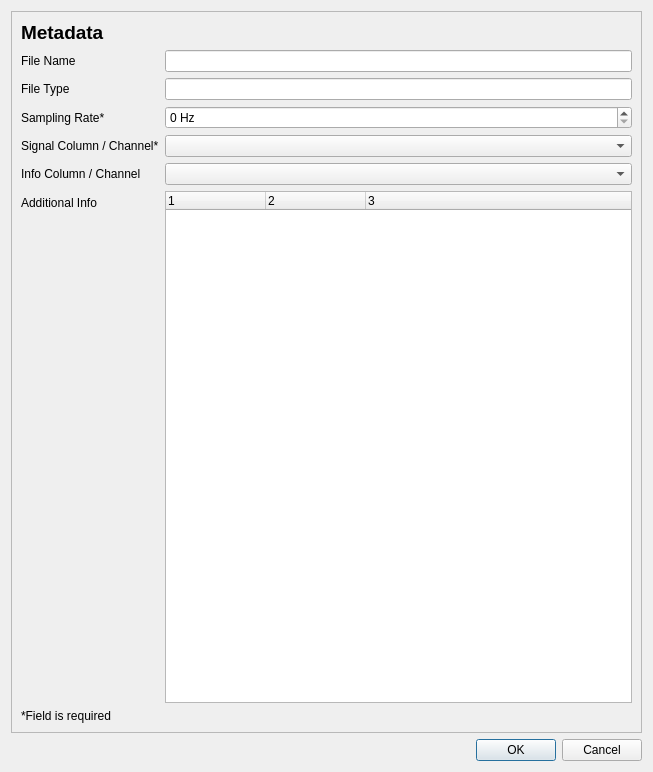
First picture: the form in signal_editor/ui/dialog_metadata.ui, repository fred-kr/signal-editor-v2, before the edit.
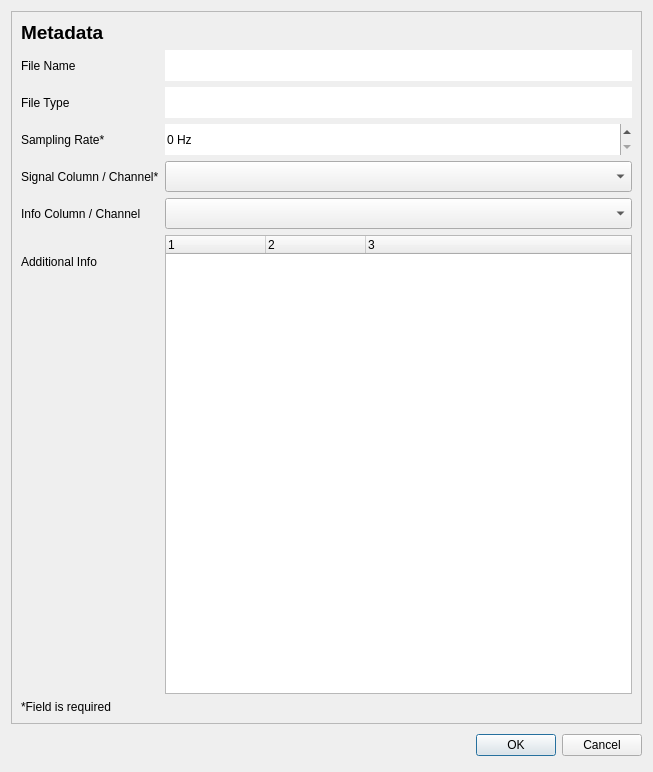
Second picture: the form after the edit. Custom widgets are drawn as their Qt base class.

Patch:
```diff
--- a/signal_editor/ui/dialog_metadata.ui
+++ b/signal_editor/ui/dialog_metadata.ui
@@ -25,7 +25,7 @@
         <x>0</x>
         <y>0</y>
         <width>633</width>
-        <height>722</height>
+        <height>715</height>
        </rect>
       </property>
       <layout class="QVBoxLayout" name="verticalLayout_2">
@@ -42,6 +42,12 @@
           <layout class="QFormLayout" name="formLayout">
            <item row="0" column="0">
             <widget class="QLabel" name="label_2">
+             <property name="minimumSize">
+              <size>
+               <width>0</width>
+               <height>31</height>
+              </size>
+             </property>
              <property name="text">
               <string>File Name</string>
              </property>
@@ -52,6 +58,15 @@
            </item>
            <item row="0" column="1">
             <widget class="QLineEdit" name="line_edit_file_name">
+             <property name="minimumSize">
+              <size>
+               <width>0</width>
+               <height>31</height>
+              </size>
+             </property>
+             <property name="frame">
+              <bool>false</bool>
+             </property>
              <property name="readOnly">
               <bool>true</bool>
              </property>
@@ -59,6 +74,12 @@
            </item>
            <item row="1" column="0">
             <widget class="QLabel" name="label_4">
+             <property name="minimumSize">
+              <size>
+               <width>0</width>
+               <height>31</height>
+              </size>
+             </property>
              <property name="text">
               <string>File Type</string>
              </property>
@@ -69,6 +90,15 @@
            </item>
            <item row="1" column="1">
             <widget class="QLineEdit" name="line_edit_file_type">
+             <property name="minimumSize">
+              <size>
+               <width>0</width>
+               <height>31</height>
+              </size>
+             </property>
+             <property name="frame">
+              <bool>false</bool>
+             </property>
              <property name="readOnly">
               <bool>true</bool>
              </property>
@@ -76,6 +106,12 @@
            </item>
            <item row="2" column="0">
             <widget class="QLabel" name="label_3">
+             <property name="minimumSize">
+              <size>
+               <width>0</width>
+               <height>31</height>
+              </size>
+             </property>
              <property name="text">
               <string>Sampling Rate*</string>
              </property>
@@ -86,6 +122,15 @@
            </item>
            <item row="2" column="1">
             <widget class="QSpinBox" name="spin_box_sampling_rate">
+             <property name="minimumSize">
+              <size>
+               <width>0</width>
+               <height>31</height>
+              </size>
+             </property>
+             <property name="frame">
+              <bool>false</bool>
+             </property>
              <property name="suffix">
               <string> Hz</string>
              </property>
@@ -96,6 +141,12 @@
            </item>
            <item row="3" column="0">
             <widget class="QLabel" name="label_5">
+             <property name="minimumSize">
+              <size>
+               <width>0</width>
+               <height>31</height>
+              </size>
+             </property>
              <property name="text">
               <string>Signal Column / Channel*</string>
              </property>
@@ -105,10 +156,23 @@
             </widget>
            </item>
            <item row="3" column="1">
-            <widget class="QComboBox" name="combo_box_signal_column"/>
+            <widget class="QComboBox" name="combo_box_signal_column">
+             <property name="minimumSize">
+              <size>
+               <width>0</width>
+               <height>31</height>
+              </size>
+             </property>
+            </widget>
            </item>
            <item row="4" column="0">
             <widget class="QLabel" name="label_6">
+             <property name="minimumSize">
+              <size>
+               <width>0</width>
+               <height>31</height>
+              </size>
+             </property>
              <property name="text">
               <string>Info Column / Channel</string>
              </property>
@@ -118,10 +182,23 @@
             </widget>
            </item>
            <item row="4" column="1">
-            <widget class="QComboBox" name="combo_box_info_column"/>
+            <widget class="QComboBox" name="combo_box_info_column">
+             <property name="minimumSize">
+              <size>
+               <width>0</width>
+               <height>31</height>
+              </size>
+             </property>
+            </widget>
            </item>
            <item row="5" column="0">
             <widget class="QLabel" name="label_7">
+             <property name="minimumSize">
+              <size>
+               <width>0</width>
+               <height>31</height>
+              </size>
+             </property>
              <property name="text">
               <string>Additional Info</string>
              </property>
@@ -178,6 +255,12 @@
    </item>
    <item row="1" column="0">
     <widget class="QDialogButtonBox" name="buttonBox">
+     <property name="minimumSize">
+      <size>
+       <width>0</width>
+       <height>31</height>
+      </size>
+     </property>
      <property name="orientation">
       <enum>Qt::Horizontal</enum>
      </property>
```
Left out of the diff: 8 changed lines with no effect on the pictures.
